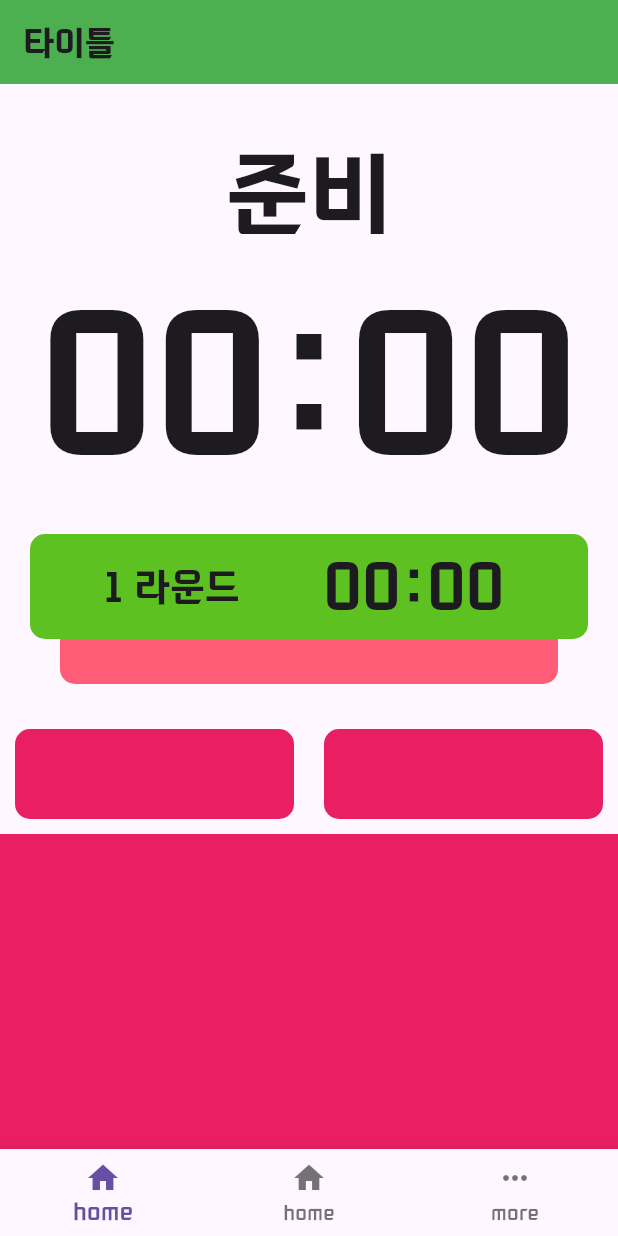
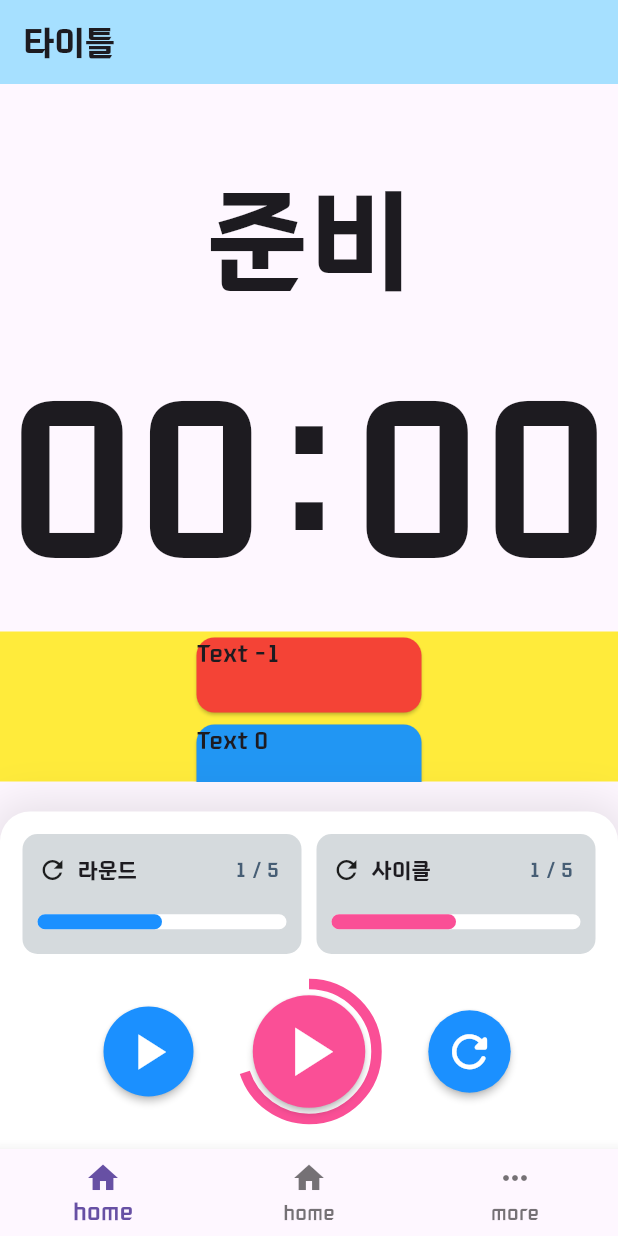
Before and after one commit to chaving/SweatTimer, a Flutter app: the screen it shows after launch, on a phone screen of 412 x 824 dp. Run offline on Flutter 3.47's test engine with Material 3 defaults, Android fonts, the phone set to English and light mode, and no system bars.

Commit message:
Create default main UI layout

```diff
--- a/lib/app.dart
+++ b/lib/app.dart
@@ -1,4 +1,5 @@
 import 'package:flutter/material.dart';
+import 'package:sweat_timer/common/constants.dart';
 import 'package:sweat_timer/common/util/fonts.dart';
 import 'package:sweat_timer/timer/f_timer.dart';
 
@@ -11,10 +12,10 @@ class App extends StatelessWidget {
       theme: ThemeData(fontFamily: FontsFamily.giantsRegular),
       home: Scaffold(
         appBar: AppBar(
-          title: Text('타이틀'),
-          backgroundColor: Colors.green,
+          title: const Text('타이틀'),
+          backgroundColor: AppColors.blue.shade3,
         ),
-        body: const TimerView(),
+        body: const SafeArea(child: TimerView()),
         bottomNavigationBar: BottomNavigationBar(
           items: const [
             BottomNavigationBarItem(
--- a/lib/common/theme/color/common_app_colors.dart
+++ b/lib/common/theme/color/common_app_colors.dart
@@ -1,6 +1,9 @@
 import 'package:flutter/material.dart';
 
 class AppColors {
+  static const Color white = Color.fromARGB(255, 255, 255, 255);
+  static const Color black = Color.fromARGB(255, 0, 0, 0);
+
   //-----------------------
   // GREY
   static const MaterialColor grey = MaterialColor(
--- a/lib/timer/f_timer.dart
+++ b/lib/timer/f_timer.dart
@@ -2,6 +2,8 @@ import 'dart:async';
 
 import 'package:flutter/material.dart';
 import 'package:sweat_timer/common/constants.dart';
+import 'package:sweat_timer/timer/w_next_type_card.dart';
+import 'package:sweat_timer/timer/w_timer_round_section.dart';
 
 class TimerView extends StatefulWidget {
   const TimerView({super.key});
@@ -11,7 +13,12 @@ class TimerView extends StatefulWidget {
 }
 
 class _TimerViewState extends State<TimerView> {
+  var timerIcon = Icons.play_arrow;
+  var color = AppColors.grey.shade7;
+
   late Timer timer;
+  int time = 0;
+  bool isPlaying = false;
 
   @override
   void initState() {
@@ -28,116 +35,130 @@ class _TimerViewState extends State<TimerView> {
     return Column(
       children: [
         // 타이머 영역
-        Column(
+        Expanded(
+          child: Column(
             children: [
               const SizedBox(
-              height: 30,
+                height: 50,
               ),
-            const SizedBox(
-              height: 70,
+              const Expanded(
+                  flex: 1,
+                  child: FittedBox(
                       child: Text(
                     "준비",
-                style: TextStyle(fontSize: 60),
-              ),
-            ),
+                  ))),
+              Expanded(
+                  flex: 2,
+                  child: Container(
+                      padding: const EdgeInsets.symmetric(horizontal: 5),
+                      child: FittedBox(
+                          child: Text(
+                        format(time),
+                      )))),
               const SizedBox(
-              height: 200,
-              child: Center(
-                child: Text(
-                  '00:00',
-                  style: TextStyle(fontSize: 120),
-                ),
-              ),
-            ),
-            Stack(
-              children: [
-                Container(
-                  width: double.infinity,
-                  height: 50,
-                  margin: const EdgeInsets.fromLTRB(40, 50, 40, 0),
-                  decoration: BoxDecoration(
-                    color: AppColors.red.shade5,
-                    borderRadius: BorderRadius.circular(10),
-                  ),
-                ),
-                Container(
-                  width: double.infinity,
-                  height: 70,
-                  margin: const EdgeInsets.symmetric(horizontal: 20),
-                  decoration: BoxDecoration(
-                    color: AppColors.green.shade5,
-                    borderRadius: BorderRadius.circular(10),
-                  ),
-                  child: const Row(
-                    children: [
-                      SizedBox(
-                        width: 140,
-                        child: Text(
-                          '1 라운드',
-                          textAlign: TextAlign.right,
-                          style: TextStyle(fontSize: 25),
-                        ),
-                      ),
-                      Expanded(
-                        child: Center(
-                          child: Text(
-                            '00:00',
-                            style: TextStyle(fontSize: 40),
-                          ),
-                        ),
+                height: 0,
               ),
             ],
           ),
         ),
+
+        const NextTypeCard(),
+
+        Container(
+          margin: const EdgeInsets.only(top: 20),
+          padding: const EdgeInsets.all(15),
+          decoration: BoxDecoration(
+            color: AppColors.white,
+            borderRadius: const BorderRadius.only(
+              topLeft: Radius.circular(20),
+              topRight: Radius.circular(20),
+            ),
+            boxShadow: [
+              BoxShadow(
+                color: Colors.black.withOpacity(0.1),
+                blurRadius: 25.0,
+                spreadRadius: 5.0,
+                offset: const Offset(0, 0),
+              )
             ],
           ),
+          child: Column(
+            children: [
+              //---------------------------------------
+              // 남은 라운드, 사이클 정보
+              const SizedBox(
+                width: double.infinity,
+                height: 80,
+                child: TimerRoundSection(),
+              ),
+
+              const SizedBox(height: 15),
+              //-------------------------
+              // 시작 영역
+              SizedBox(
+                width: double.infinity,
+                height: 100,
+                child: Container(
+                    width: double.infinity,
+                    padding: const EdgeInsets.symmetric(horizontal: 40),
+                    child: Row(
+                      children: [
+                        MaterialButton(
+                          onPressed: () {},
+                          color: AppColors.blue,
+                          textColor: Colors.white,
+                          padding: const EdgeInsets.all(10),
+                          shape: const CircleBorder(),
+                          child: const Icon(
+                            Icons.play_arrow,
+                            size: 40,
+                          ),
+                        ),
+                        const Spacer(),
+                        SizedBox(
+                          width: 90,
+                          height: 90,
+                          child: Stack(
+                            children: [
+                              const SizedBox(
+                                width: double.infinity,
+                                height: double.infinity,
+                                child: CircularProgressIndicator(
+                                  value: 0.7,
+                                  strokeWidth: 7,
+                                  valueColor: AlwaysStoppedAnimation<Color>(AppColors.raspberry),
+                                ),
+                              ),
+                              Center(
+                                  child: MaterialButton(
+                                      onPressed: () {
+                                        click();
+                                      },
+                                      color: AppColors.raspberry,
+                                      textColor: Colors.white,
+                                      padding: const EdgeInsets.all(10),
+                                      shape: const CircleBorder(),
+                                      child: Icon(
+                                        timerIcon,
+                                        size: 55,
+                                      )))
                             ],
                           ),
-
-        Expanded(
-          child: Column(
-            children: [
-              const SizedBox(
-                height: 20,
                         ),
-              Container(
-                width: double.infinity,
-                height: 80,
-                child: Row(
-                  children: [
-                    // 라운드
-                    Expanded(
-                      child: Center(
-                        child: Container(
-                          height: double.infinity,
-                          margin: const EdgeInsets.all(10),
-                          decoration: BoxDecoration(
-                            borderRadius: BorderRadius.circular(10),
-                            color: Colors.pink,
-                          ),
-                        ),
-                      ),
-                    ),
-
-                    // 사이클
-                    Expanded(
-                      child: Container(
-                        height: double.infinity,
-                        margin: const EdgeInsets.all(10),
-                        decoration: BoxDecoration(
-                          borderRadius: BorderRadius.circular(10),
-                          color: Colors.pink,
-                        ),
+                        const Spacer(),
+                        MaterialButton(
+                          onPressed: () {},
+                          color: AppColors.blue,
+                          textColor: Colors.white,
+                          padding: const EdgeInsets.all(10),
+                          shape: const CircleBorder(),
+                          child: const Icon(
+                            Icons.refresh_rounded,
+                            size: 35,
                           ),
                         ),
                       ],
-                ),
-              ),
-              Expanded(
-                child: Container(
-                  width: double.infinity,
-                  color: Colors.pink,
-                ),
+                    )),
               )
             ],
           ),
@@ -145,4 +166,37 @@ class _TimerViewState extends State<TimerView> {
       ],
     );
   }
+
+  String format(int seconds) {
+    var duration = Duration(seconds: seconds);
+
+    var startIndex = seconds >= 3600 ? 0 : 2;
+    return duration.toString().split('.').first.substring(startIndex);
   }
+
+  void click() {
+    setState(() {
+      isPlaying = !isPlaying;
+
+      if (isPlaying) {
+        timerIcon = Icons.pause;
+        startTimer();
+      } else {
+        timerIcon = Icons.play_arrow;
+        stopTimer();
+      }
+    });
+  }
+
+  void startTimer() {
+    timer = Timer.periodic(const Duration(seconds: 1), (timer) {
+      setState(() {
+        time++;
+      });
+    });
+  }
+
+  void stopTimer() {
+    timer.cancel();
+  }
+}
--- /dev/null
+++ b/lib/timer/w_next_type_card.dart
@@ -0,0 +1,119 @@
+import 'package:flutter/material.dart';
+
+import '../common/theme/color/common_app_colors.dart';
+
+class NextTypeCard extends StatelessWidget {
+  const NextTypeCard({
+    super.key,
+  });
+
+  @override
+  Widget build(BuildContext context) {
+    return Container(
+      width: double.infinity,
+      height: 100,
+      color: Colors.yellow,
+      child: ListView.builder(
+          reverse: false,
+          itemCount: 2,
+          itemBuilder: (context, index) {
+            return Align(
+              child: Card(
+                color: index == 0 ? Colors.red : Colors.blue,
+                child: Container(
+                  width: 150,
+                  height: 50,
+                  child: Text('Text ${index - 1}'),
+                ),
+              ),
+              heightFactor: 1,
+            );
+          }),
+    );
+
+    // =====
+    // return Container(
+    //   color: Colors.red,
+    //   child: Stack(
+    //     children: [
+    //       Container(
+    //         width: double.infinity,
+    //         height: 50,
+    //         margin: const EdgeInsets.fromLTRB(40, 50, 40, 0),
+    //         decoration: BoxDecoration(
+    //           color: AppColors.red.shade5,
+    //           borderRadius: BorderRadius.circular(10),
+    //           boxShadow: [
+    //             BoxShadow(
+    //               color: Colors.black.withOpacity(0.2),
+    //               blurRadius: 5.0,
+    //               spreadRadius: 0.0,
+    //               offset: const Offset(0, 7),
+    //             ),
+    //           ],
+    //         ),
+    //         child: Row(
+    //           children: [
+    //             Container(
+    //               width: 115,
+    //               margin: const EdgeInsets.only(right: 23),
+    //               child: const Text(
+    //                 '1 라운드',
+    //                 textAlign: TextAlign.right,
+    //                 style: TextStyle(fontSize: 22),
+    //               ),
+    //             ),
+    //             const Expanded(
+    //               child: Center(
+    //                 child: Text(
+    //                   '00:00',
+    //                   style: TextStyle(fontSize: 35),
+    //                 ),
+    //               ),
+    //             ),
+    //           ],
+    //         ),
+    //       ),
+    //       Container(
+    //         width: double.infinity,
+    //         height: 70,
+    //         margin: const EdgeInsets.symmetric(horizontal: 20),
+    //         decoration: BoxDecoration(
+    //           color: AppColors.green.shade5,
+    //           borderRadius: BorderRadius.circular(10),
+    //           boxShadow: [
+    //             BoxShadow(
+    //               color: Colors.black.withOpacity(0.3),
+    //               blurRadius: 5.0,
+    //               spreadRadius: 0.0,
+    //               offset: const Offset(0, 7),
+    //             )
+    //           ],
+    //         ),
+    //         child: const Row(
+    //           children: [
+    //             SizedBox(
+    //               width: 140,
+    //               child: Text(
+    //                 '1 라운드',
+    //                 textAlign: TextAlign.right,
+    //                 style: TextStyle(fontSize: 25),
+    //               ),
+    //             ),
+    //             Expanded(
+    //               child: Center(
+    //                 child: Text(
+    //                   '00:00',
+    //                   style: TextStyle(fontSize: 40),
+    //                 ),
+    //               ),
+    //             ),
+    //           ],
+    //         ),
+    //       ),
+    //     ],
+    //   ),
+    // );
+    // =====
+  }
+}
--- /dev/null
+++ b/lib/timer/w_timer_round_info_box.dart
@@ -0,0 +1,69 @@
+import 'package:flutter/material.dart';
+
+import '../common/theme/color/common_app_colors.dart';
+
+class RoundInfoBox extends StatelessWidget {
+  final String title;
+  final Color valueColor;
+  const RoundInfoBox({
+    super.key,
+    required this.title,
+    required this.valueColor,
+  });
+
+  @override
+  Widget build(BuildContext context) {
+    return Expanded(
+      child: Center(
+        child: Container(
+          height: double.infinity,
+          padding: const EdgeInsets.symmetric(horizontal: 10, vertical: 8),
+          decoration: BoxDecoration(
+            borderRadius: BorderRadius.circular(10),
+            color: AppColors.grey.shade3,
+          ),
+          child: Column(
+            children: [
+              Expanded(
+                child: Row(
+                  children: [
+                    const Icon(
+                      Icons.refresh,
+                      size: 20,
+                    ),
+                    Container(
+                      margin: const EdgeInsets.only(left: 7),
+                      child: Text(title),
+                    ),
+                    const Spacer(),
+                    Container(
+                      margin: const EdgeInsets.only(right: 5),
+                      child: Text(
+                        '1 / 5',
+                        style: TextStyle(fontSize: 12, color: AppColors.grey.shade7),
+                      ),
+                    ),
+                  ],
+                ),
+              ),
+              Expanded(
+                  child: Center(
+                      child: Container(
+                          height: 10,
+                          margin: const EdgeInsets.only(top: 5),
+                          decoration: BoxDecoration(
+                            borderRadius: BorderRadius.circular(5),
+                          ),
+                          child: LinearProgressIndicator(
+                            value: 0.5,
+                            backgroundColor: Colors.white,
+                            valueColor: AlwaysStoppedAnimation<Color>(valueColor),
+                            borderRadius: BorderRadius.circular(5),
+                          )))),
+            ],
+          ),
+        ),
+      ),
+    );
+  }
+}
--- /dev/null
+++ b/lib/timer/w_timer_round_section.dart
@@ -0,0 +1,30 @@
+import 'package:flutter/material.dart';
+import 'package:sweat_timer/timer/w_timer_round_info_box.dart';
+
+import '../common/theme/color/common_app_colors.dart';
+
+class TimerRoundSection extends StatelessWidget {
+  const TimerRoundSection({
+    super.key,
+  });
+
+  @override
+  Widget build(BuildContext context) {
+    return const Row(
+      children: [
+        // 라운드
+        RoundInfoBox(
+          title: '라운드',
+          valueColor: AppColors.blue,
+        ),
+
+        SizedBox(width: 10),
+
+        RoundInfoBox(
+          title: '사이클',
+          valueColor: AppColors.raspberry,
+        ),
+      ],
+    );
+  }
+}
```
Also changed, not shown: pubspec.lock. Lines whose indentation alone changed are shown as unchanged.
